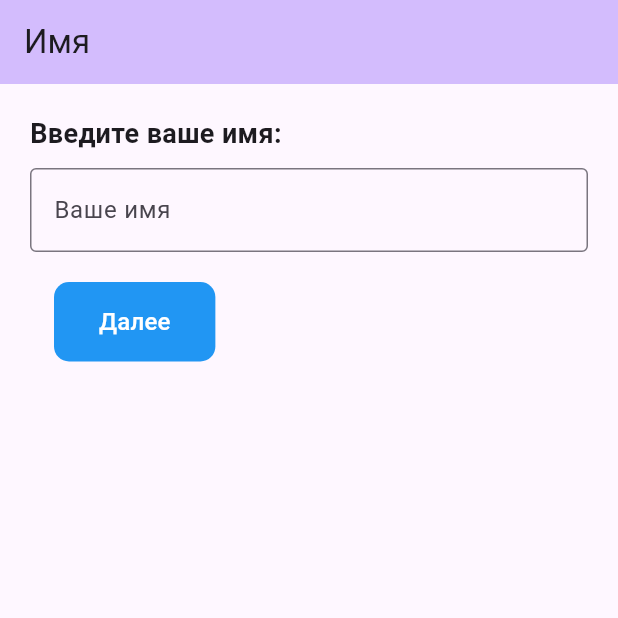
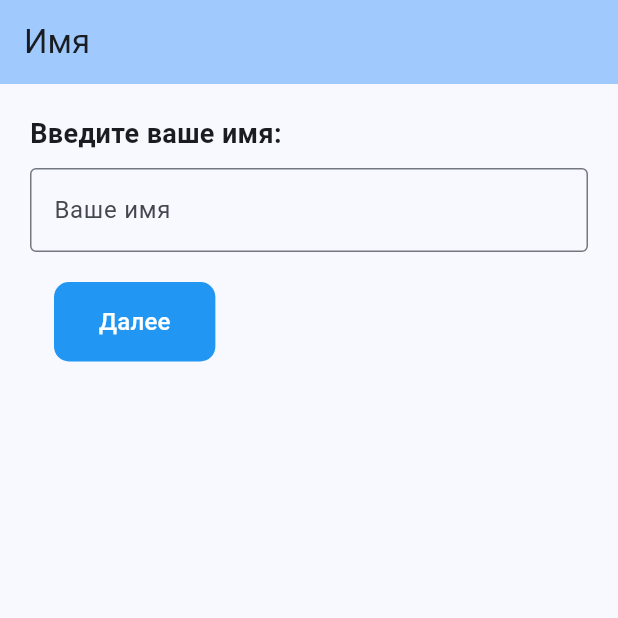
Before and after one commit to NotRinKk/flutter-practices-5-6, a Flutter app: the screen it shows after launch, on a phone screen of 412 x 824 dp, the top half of it. Run offline on Flutter 3.47's test engine with Material 3 defaults, Android fonts, the phone set to English and light mode, and no system bars.

Commit message:
full practices

```diff
--- a/lib/CheckScreen.dart
+++ b/lib/CheckScreen.dart
@@ -1,19 +1,16 @@
 import 'package:flutter/foundation.dart';
 import 'package:flutter/material.dart';
 import 'package:practice5_6/NameScreen.dart';
-
 import 'Styles.dart';
 //Экран для проверки платформы
 class CheckPage extends StatelessWidget {
   final String data;
   const CheckPage({super.key,  required this.data});
-
   @override
   Widget build(BuildContext context) {
     // Проверяем, соответствует ли выбор пользователя его фактической платформе
     bool isCorrectPlatform = (data == 'Android' && !kIsWeb) ||
         (data == 'Web' && kIsWeb);
-
     if (isCorrectPlatform) {
       // Если выбор пользователя соответствует его платформе, переходим на соответствующий экран
       if (data == 'Android') {
--- a/lib/GreetingScreen.dart
+++ b/lib/GreetingScreen.dart
@@ -4,9 +4,7 @@ import 'Styles.dart';
 //Экран приветствия
 class GreetingPage extends StatelessWidget {
   final String data; // Переменная хранения передаваемых данных на страницу
-
   const GreetingPage({super.key, required this.data});
-
   @override
   Widget build(BuildContext context) {
     return Scaffold(
--- a/lib/NameScreen.dart
+++ b/lib/NameScreen.dart
@@ -1,11 +1,9 @@
 import 'package:flutter/material.dart';
 import 'GreetingScreen.dart';
 import 'Styles.dart';
-
 //Экран для ввода имени
 class NamePage extends StatelessWidget {
   const NamePage({super.key});
-
   @override
   Widget build(BuildContext context) {
     TextEditingController nameController = TextEditingController(); // Создаем контроллер для текстового поля
--- a/lib/PlatformScreen.dart
+++ b/lib/PlatformScreen.dart
@@ -1,17 +1,13 @@
 import 'package:flutter/material.dart';
-
 import 'Styles.dart';
-
 //Экран выбора платформы
 class PlatformPage extends StatefulWidget {
   @override
   _PlatformPageState createState() => _PlatformPageState();
   const PlatformPage({super.key});
 }
-
 class _PlatformPageState extends State<PlatformPage> {
   String selectedPlatform = '';
-
   @override
   Widget build(BuildContext context) {
     return Scaffold(
--- a/lib/WebScreen.dart
+++ b/lib/WebScreen.dart
@@ -1,4 +1,3 @@
-
 import 'package:flutter/material.dart';
 
 class WebScreen extends StatelessWidget {
--- a/lib/main.dart
+++ b/lib/main.dart
@@ -5,11 +5,9 @@ import 'CheckScreen.dart';
 import 'AndroidScreen.dart';
 import 'WebScreen.dart';
 import 'GreetingScreen.dart';
-
 void main() {
   runApp(const MyApp());
 }
-
 class MyApp extends StatelessWidget {
   const MyApp({super.key});
   @override
@@ -19,7 +17,9 @@ class MyApp extends StatelessWidget {
       routes: { // Использование маршрутов для навигации
         '/home':(context) => NamePage(),
         '/PlatformPage':(context) => PlatformPage(),
-        '/CheckPage': (context) => CheckPage(data: ModalRoute.of(context)?.settings.arguments as String), // Получение аргумента и передача его в CheckPage
+        '/CheckPage':
+            (context) => CheckPage(data: ModalRoute.of(context)?.settings.arguments as String),
+        // Получение аргумента и передача его в CheckPage
         '/AndroidScreen':(context) => AndroidScreen(),
         '/WebScreen':( context) => WebScreen(),
         '/GreetingPage':( context) => GreetingPage(data: ModalRoute.of(context)?.settings.arguments as String),
@@ -27,7 +27,7 @@ class MyApp extends StatelessWidget {
       title: 'Практики',
       debugShowCheckedModeBanner: false,
       theme: ThemeData(
-        colorScheme: ColorScheme.fromSeed(seedColor: Colors.deepPurple),
+        colorScheme: ColorScheme.fromSeed(seedColor: Colors.blue),
         useMaterial3: true,
       ),
       home: const NamePage()
```
Also changed, not shown: lib/AndroidScreen.dart (+16 -16 lines).
